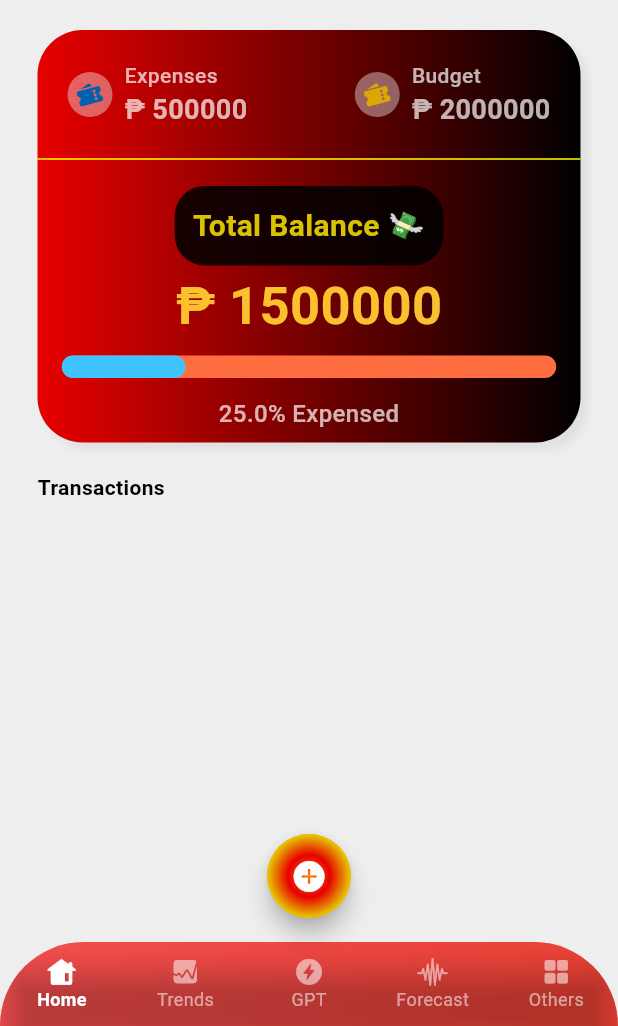
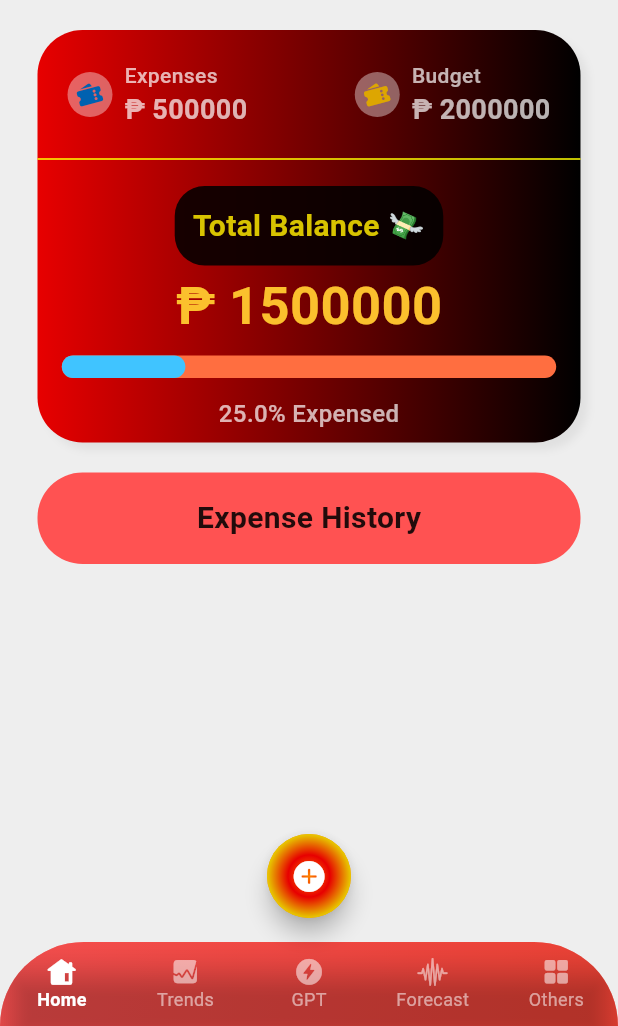
Before and after one commit to donyelqt/pera-pinoy, a Flutter app: the screen it shows after launch, on a phone screen of 412 x 824 dp, the part 210-1236 px from its top. Run offline on Flutter 3.47's test engine with Material 3 defaults, Android fonts, the phone set to English and light mode, and no system bars.

Commit message:
"Refactored MainScreen widget: updated padding and decoration for progress percentage display, and replaced Row with Container for 'Transactions' header."

```diff
--- a/lib/screens/home/views/main_screen.dart
+++ b/lib/screens/home/views/main_screen.dart
@@ -201,8 +201,8 @@ class MainScreen extends StatelessWidget {
                           10), // Space between budget/expenses and progress bar
                   // Progress Percentage Display
                   Container(
-                    padding:
-                        const EdgeInsets.all(12.0), // Adjust the padding as needed
+                    padding: const EdgeInsets.all(
+                        12.0), // Adjust the padding as needed
                     decoration: BoxDecoration(
                       color:
                           Colors.black87, // Set the background color to black
@@ -263,17 +263,28 @@ class MainScreen extends StatelessWidget {
             const SizedBox(
               height: 20,
             ),
-            const Row(
+            Container(
+              padding: EdgeInsets.all(16.0), // Adjust the padding as needed
+              decoration: BoxDecoration(
+                color: Colors.redAccent, // Set the background color
+                borderRadius: BorderRadius.circular(
+                    30), // Optional: adds rounded corners
+              ),
+              child: Row(
+                mainAxisAlignment: MainAxisAlignment.center,
                 children: [
                   Text(
-                  "Transactions",
+                    "Expense History",
+                    textAlign: TextAlign.center,
                     style: TextStyle(
-                      fontSize: 14,
-                      color: Colors.black,
-                      fontWeight: FontWeight.bold),
+                      fontSize: 20,
+                      color: Colors.black87,
+                      fontWeight: FontWeight.bold,
+                    ),
                   ),
                 ],
               ),
+            )
           ],
         ),
       ),
```
Lines whose indentation alone changed are shown as unchanged.
